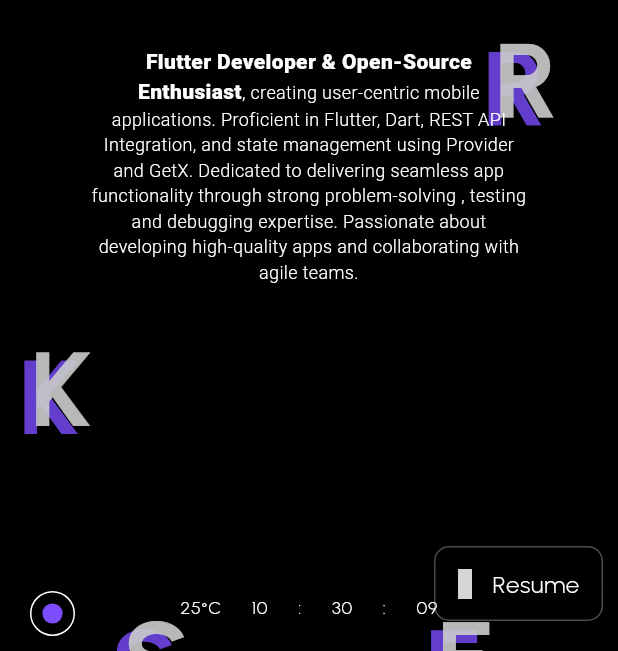
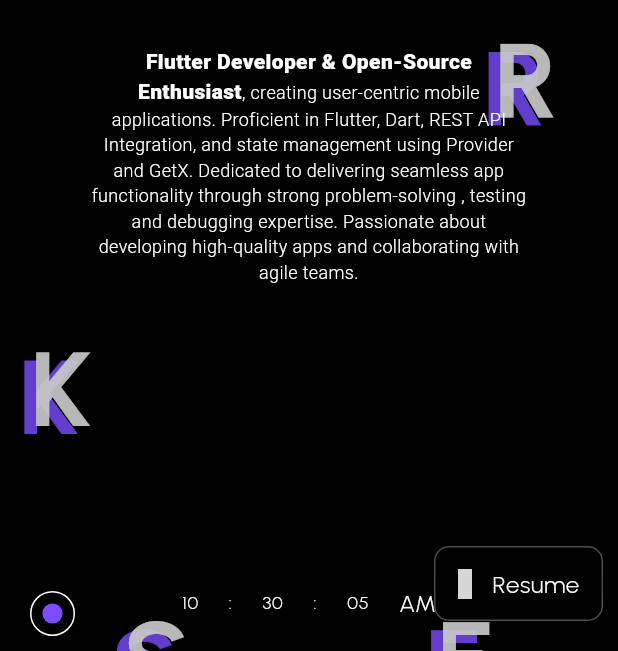
Before and after one commit to KISHORE-KUMAR-S/My-Personal-Portfolio, a Flutter app: the screen it shows after launch, after a tap on "Resume", on a phone screen of 412 x 824 dp, the part 585-1236 px from its top. Run offline on Flutter 3.47's test engine with Material 3 defaults, Android fonts, the phone set to English and light mode, and no system bars; drawn by our look-alikes of animated_flip_counter, auto_size_text, entry; our stand-ins replace font_awesome_flutter, go_router, iconsax, shared_preferences, visibility_detector; grey boxes are pictures that could not be loaded.

Commit message:
fifth commit

```diff
--- /dev/null
+++ b/lib/utils/animations/pointer_animation.dart
@@ -0,0 +1,46 @@
+import 'package:entry/entry.dart';
+import 'package:flutter/material.dart';
+
+import '../config/constants.dart';
+import 'stick.dart';
+
+class PointerAnimation extends StatefulWidget {
+  PointerAnimation({super.key, this.color});
+
+  Color? color;
+
+  @override
+  State<PointerAnimation> createState() => _PointerAnimationState();
+}
+
+class _PointerAnimationState extends State<PointerAnimation>
+    with TickerProviderStateMixin {
+  late AnimationController stickController;
+
+  @override
+  void initState() {
+    super.initState();
+    stickController =
+        AnimationController(vsync: this, duration: Duration(milliseconds: 2500))
+          ..repeat();
+  }
+
+  @override
+  Widget build(BuildContext context) {
+    final theme = Theme.of(context);
+    final mediaQuerySize = MediaQuery.of(context).size;
+
+    return Entry.opacity(
+      delay: Constants.smallDelay,
+      child: AnimatedStick(
+        isVertical: true,
+        controller: stickController,
+        height: mediaQuerySize.height * 0.4,
+        width: 6,
+        boxColor: widget.color ?? Colors.white,
+        coverColor: theme.colorScheme.primary,
+        visibleBoxCurve: Curves.fastLinearToSlowEaseIn,
+      ),
+    );
+  }
+}
--- /dev/null
+++ b/lib/utils/animations/stick.dart
@@ -0,0 +1,89 @@
+import 'package:flutter/material.dart';
+
+/// Credits to [https://davidcobbina.com] for his extraordinary artwork
+
+const double hiddenFactor = 2.0;
+
+class AnimatedStick extends AnimatedWidget {
+  const AnimatedStick({
+    super.key,
+    this.isVertical = false,
+    required this.controller,
+    required this.height,
+    required this.width,
+    this.boxColor = Colors.black,
+    this.coverColor = Colors.transparent,
+    this.visibleBoxCurve = Curves.fastOutSlowIn,
+    this.invisibleBoxCurve = Curves.fastOutSlowIn,
+    this.visibleBoxAnimation,
+    this.invisibleBoxAnimation,
+  }) : super(listenable: controller);
+
+  final bool isVertical;
+  final AnimationController controller;
+  final double height, width;
+  final Color boxColor, coverColor;
+  final Curve visibleBoxCurve, invisibleBoxCurve;
+  final Animation<double>? visibleBoxAnimation, invisibleBoxAnimation;
+
+  Animation<double> get visibleAnimation {
+    return visibleBoxAnimation ??
+        Tween<double>(
+          begin: 0,
+          end: isVertical ? height : width - (hiddenFactor * 2),
+        ).animate(
+          CurvedAnimation(
+            parent: controller,
+            curve: Interval(0, 0.5, curve: visibleBoxCurve),
+          ),
+        );
+  }
+
+  Animation<double> get invisibleAnimation {
+    return Tween<double>(
+      begin: 0,
+      end: isVertical ? height : width,
+    ).animate(
+      CurvedAnimation(
+        parent: controller,
+        curve: Interval(0, 1, curve: invisibleBoxCurve),
+      ),
+    );
+  }
+
+  @override
+  Widget build(BuildContext context) {
+    var factor = hiddenFactor * 2;
+
+    var boxWidth = isVertical ? width - factor : visibleAnimation.value;
+    var boxHeight = isVertical ? visibleAnimation.value : height - factor;
+    var coverWidth = isVertical ? width : invisibleAnimation.value;
+    var coverHeight = isVertical ? invisibleAnimation.value : height;
+
+    return SizedBox(
+      width: width,
+      height: height,
+      child: Stack(
+        children: [
+          Positioned(
+            top: hiddenFactor,
+            left: hiddenFactor,
+            child: Container(
+              width: boxWidth,
+              height: boxHeight,
+              color: boxColor,
+            ),
+          ),
+          Positioned(
+            top: 0,
+            child: Container(
+              width: coverWidth,
+              height: coverHeight,
+              color: coverColor,
+            ),
+          ),
+        ],
+      ),
+    );
+  }
+}
--- a/lib/views/home/home_screen.dart
+++ b/lib/views/home/home_screen.dart
@@ -4,6 +4,8 @@ import 'package:provider/provider.dart' show Consumer;
 
 import '../../providers/app_state_provider.dart';
 import '../../utils/sizes/sizes.dart';
+import '../splash/splash_screen.dart';
+import 'views/about_view.dart';
 import 'views/contacts_view.dart';
 import 'views/experience_view.dart';
 import 'views/hero_view.dart';
@@ -32,11 +34,9 @@ class _HomeScreenState extends State<HomeScreen> {
           transitionBuilder: (child, animation) {
             return FadeTransition(opacity: animation, child: child);
           },
-          child:
-              // !provider.isSplashAnimationDone
-              //     ? SplashScreen(key: ValueKey(0))
-              //     :
-              Scaffold(
+          child: !provider.isSplashAnimationDone
+              ? SplashScreen(key: ValueKey(0))
+              : Scaffold(
                   body: Stack(
                     children: [
                       ListView(
@@ -50,6 +50,8 @@ class _HomeScreenState extends State<HomeScreen> {
                           SkillsView(),
                           SizedBox(height: sizes.spacer(context) / 1.5),
                           ExperienceView(),
+                          SizedBox(height: sizes.spacer(context) / 1.5),
+                          AboutView(),
                           SizedBox(height: sizes.spacer(context) / 1.5),
                           ContactsView(),
                           SizedBox(height: sizes.spacer(context) / 1.5),
--- a/lib/views/home/views/experience_view.dart
+++ b/lib/views/home/views/experience_view.dart
@@ -1,7 +1,7 @@
 import 'package:flutter/material.dart';
-import 'package:personal_portfolio/models/experience.dart';
+import '../../../models/experience.dart';
+import '../../../utils/animations/pointer_animation.dart';
 import '../widgets/experience_widgets/step_card.dart';
-
 import '../widgets/section_title.dart';
 
 class ExperienceView extends StatefulWidget {
@@ -15,6 +15,7 @@ class _ExperienceViewState extends State<ExperienceView> {
   @override
   Widget build(BuildContext context) {
     final experiences = Experience.kExperiences;
+
     return Column(
       crossAxisAlignment: CrossAxisAlignment.center,
       mainAxisAlignment: MainAxisAlignment.center,
@@ -24,6 +25,7 @@ class _ExperienceViewState extends State<ExperienceView> {
           title: "My Work",
           backgroundText: "Experience",
         ),
+        PointerAnimation(),
         ...experiences.map(
           (experience) {
             int index = experiences.indexOf(experience);
--- a/lib/views/home/views/hero_view.dart
+++ b/lib/views/home/views/hero_view.dart
@@ -8,7 +8,7 @@ import '../../../utils/extensions/theme_extensions.dart';
 import '../../../utils/sizes/sizes.dart';
 import '../../../widgets/overlapping_hero_text.dart';
 import '../../../widgets/overlapping_text.dart';
-import '../widgets/hero_widgets/weather_and_time.dart';
+import '../widgets/hero_widgets/location_and_time.dart';
 
 class HeroView extends StatefulWidget {
   const HeroView({super.key, required this.scrollController});
@@ -58,7 +58,7 @@ class _HeroViewState extends State<HeroView> {
             clipBehavior: Clip.none,
             children: [
               _buildBackgroundGradient(context),
-              WeatherAndTime(),
+              LocationAndTime(),
               ..._buildAnimatedTexts(constraints, fontSize, animationDuration),
               _buildNameAndSummary(mediaQuerySize, fontSize, theme, context),
             ],
--- a/lib/views/home/views/skills_view.dart
+++ b/lib/views/home/views/skills_view.dart
@@ -2,10 +2,9 @@ import 'package:entry/entry.dart';
 import 'package:flutter/material.dart';
 import 'package:font_awesome_flutter/font_awesome_flutter.dart';
 import 'package:iconsax/iconsax.dart';
-
+import '../../../utils/animations/pointer_animation.dart';
 import '../../../utils/config/constants.dart';
 import '../../../utils/extensions/context_extensions.dart';
-import '../../../widgets/overlapping_text.dart';
 import '../widgets/section_title.dart';
 import '../widgets/skills_widgets/skills_builder.dart';
 
@@ -22,6 +21,7 @@ class SkillsView extends StatelessWidget {
       spacing: mediaQuerySize.height * 0.06,
       children: [
         _buildSectionTitle(theme, context),
+        PointerAnimation(),
         _buildSkillsSection(context, theme),
       ],
     );
@@ -40,7 +40,9 @@ class SkillsView extends StatelessWidget {
         runAlignment: WrapAlignment.center,
         runSpacing: 50,
         children: [
-          SkillsBuilder(
+          Entry.opacity(
+            delay: Constants.mediumDelay,
+            child: SkillsBuilder(
               theme: theme,
               title: "Programming Languages",
               subtitle: "Logic defines everything",
@@ -49,7 +51,10 @@ class SkillsView extends StatelessWidget {
                 {"icon": FontAwesomeIcons.java, "text": "Java"},
               ],
             ),
-          SkillsBuilder(
+          ),
+          Entry.opacity(
+            delay: Constants.mediumDelay * 1.25,
+            child: SkillsBuilder(
               theme: theme,
               title: "Tools and Technologies",
               subtitle: "Saves Time",
@@ -81,7 +86,10 @@ class SkillsView extends StatelessWidget {
                 },
               ],
             ),
-          SkillsBuilder(
+          ),
+          Entry.opacity(
+            delay: Constants.mediumDelay * 1.5,
+            child: SkillsBuilder(
               theme: theme,
               title: "State Management",
               subtitle: "Defines behaviour",
@@ -94,6 +102,7 @@ class SkillsView extends StatelessWidget {
                 {"icon": FontAwesomeIcons.dartLang, "text": "Provider"},
               ],
             ),
+          ),
         ],
       ),
     );
--- a/lib/views/home/widgets/hero_widgets/weather_and_time.dart
+++ b/lib/views/home/widgets/hero_widgets/location_and_time.dart
@@ -7,14 +7,14 @@ import 'package:intl/intl.dart' show DateFormat;
 import '../../../../utils/config/constants.dart';
 import '../../../../utils/extensions/context_extensions.dart';
 
-class WeatherAndTime extends StatefulWidget {
-  const WeatherAndTime({super.key});
+class LocationAndTime extends StatefulWidget {
+  const LocationAndTime({super.key});
 
   @override
-  State<WeatherAndTime> createState() => _WeatherAndTimeState();
+  State<LocationAndTime> createState() => _LocationAndTimeState();
 }
 
-class _WeatherAndTimeState extends State<WeatherAndTime> {
+class _LocationAndTimeState extends State<LocationAndTime> {
   late final Timer _timer;
   DateTime _now = DateTime.now();
 
@@ -54,10 +54,10 @@ class _WeatherAndTimeState extends State<WeatherAndTime> {
           mainAxisAlignment: MainAxisAlignment.center,
           spacing: 20,
           children: [
+            if (!context.isMobile) _buildIcon(colorScheme, Iconsax.location),
             if (!context.isMobile) Text("India", style: textTheme.bodyLarge),
-            _buildText("25°C", textTheme, fontSize),
             _buildAnimatedFlipCounter(
-              value: DateFormat('HH').format(_now),
+              value: DateFormat('hh').format(_now),
               fontSize: fontSize,
               textTheme: textTheme,
             ),
@@ -74,17 +74,11 @@ class _WeatherAndTimeState extends State<WeatherAndTime> {
               textTheme: textTheme,
               wholeDigits: 2,
             ),
-            if (!context.isMobile) _buildWeatherIcon(colorScheme),
+            Text(DateFormat('a').format(_now), style: textTheme.bodyLarge),
+            if (!context.isMobile) _buildIcon(colorScheme, Iconsax.clock),
           ],
         ),
       ),
-    );
-  }
-
-  Widget _buildText(String text, TextTheme textTheme, double fontSize) {
-    return Text(
-      text,
-      style: textTheme.bodyLarge!.copyWith(fontSize: fontSize),
     );
   }
 
@@ -110,7 +104,7 @@ class _WeatherAndTimeState extends State<WeatherAndTime> {
     );
   }
 
-  Widget _buildWeatherIcon(ColorScheme colorScheme) {
+  Widget _buildIcon(ColorScheme colorScheme, IconData icon) {
     return Container(
       decoration: BoxDecoration(
         border: Border.all(color: Colors.white),
@@ -121,7 +115,7 @@ class _WeatherAndTimeState extends State<WeatherAndTime> {
         radius: 20,
         backgroundColor: colorScheme.secondary,
         child: Icon(
-          Iconsax.cloud,
+          icon,
           color: Colors.white,
           size: 15,
         ),
```
Also changed, not shown: lib/views/home/views/about_view.dart (added, +186 -0 lines). Lines whose indentation alone changed are shown as unchanged.
